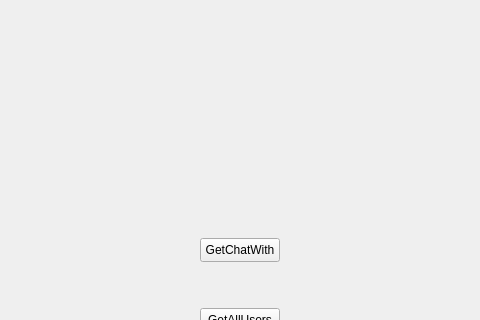
Above: server/mainwindow.ui from clipesss/Flygram before the change; both pictures show x 140 to 620 and y 102 to 422 of the 800 by 600 pixel window. Below: the same form after it.
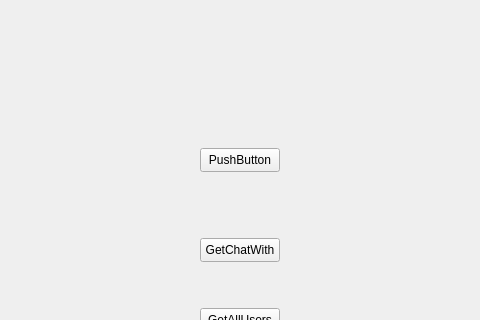
That is the form after the change.

Commit message: Add getAllUsers when login

```diff
--- a/server/mainwindow.ui
+++ b/server/mainwindow.ui
@@ -40,6 +40,19 @@
      <string>GetChatWith</string>
     </property>
    </widget>
+   <widget class="QPushButton" name="pushButton_3">
+    <property name="geometry">
+     <rect>
+      <x>340</x>
+      <y>250</y>
+      <width>80</width>
+      <height>24</height>
+     </rect>
+    </property>
+    <property name="text">
+     <string>PushButton</string>
+    </property>
+   </widget>
   </widget>
   <widget class="QMenuBar" name="menubar">
    <property name="geometry">
```
The commit also changes 2 other files.
